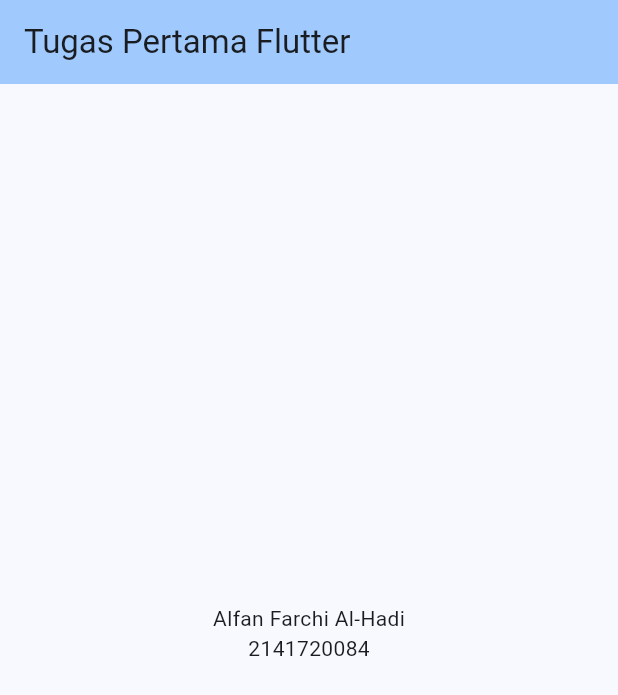
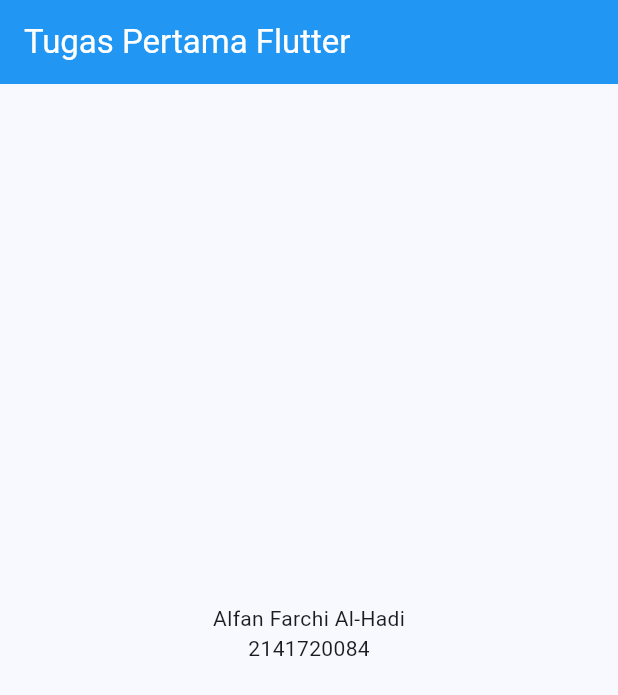
Before and after one commit to alfankevin/hello_world, a Flutter app: the screen it shows after launch, on a phone screen of 412 x 824 dp. Shown: the top 695 px of the screen. Run offline on Flutter 3.47's test engine with Material 2 defaults, Android fonts, the phone set to English and light mode, and no system bars.

Commit message:
New content

```diff
--- a/lib/main.dart
+++ b/lib/main.dart
@@ -81,10 +81,13 @@
         // TRY THIS: Try changing the color here to a specific color (to
         // Colors.amber, perhaps?) and trigger a hot reload to see the AppBar
         // change color while the other colors stay the same.
-        backgroundColor: Theme.of(context).colorScheme.inversePrimary,
+        backgroundColor: Colors.blue,
         // Here we take the value from the MyHomePage object that was created by
         // the App.build method, and use it to set our appbar title.
-        title: Text(widget.title),
+        title: Text(widget.title,
+        style: TextStyle (
+          color: Colors.white,
+        ),),
       ),
       body: Center(
         // Center is a layout widget. It takes a single child and positions it
```
Also changed, not shown: Screenshot.png.
